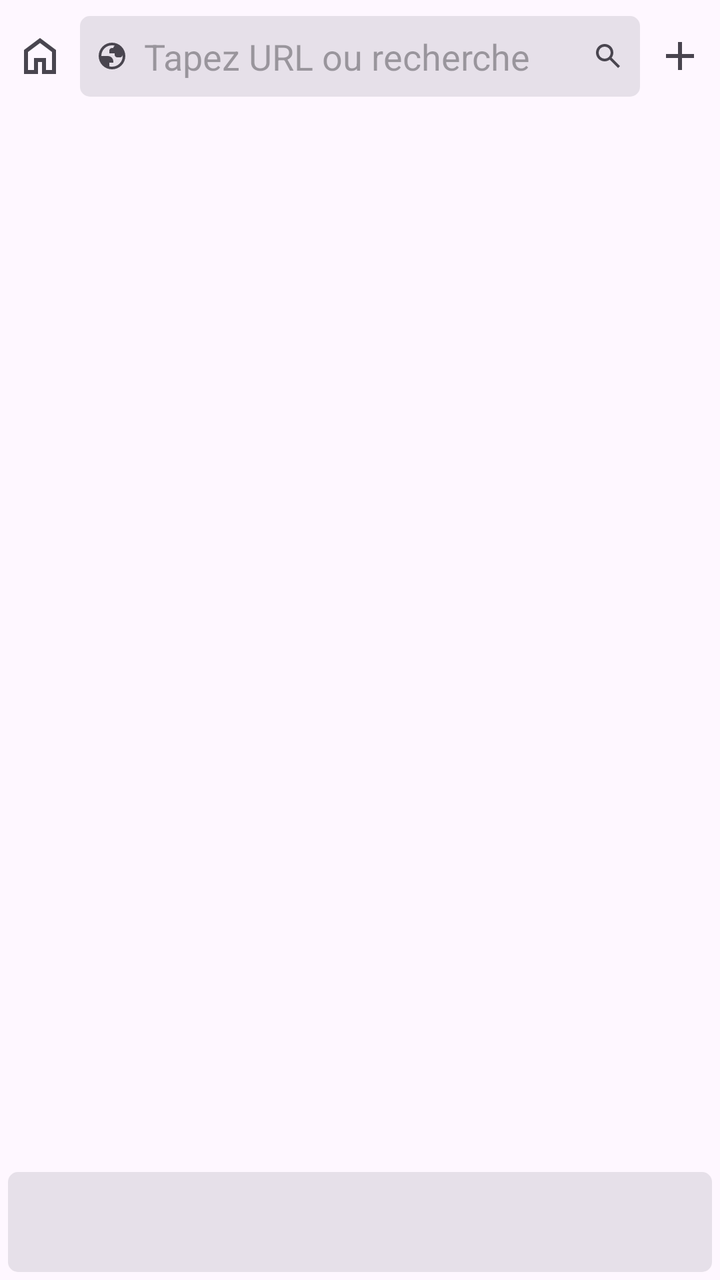
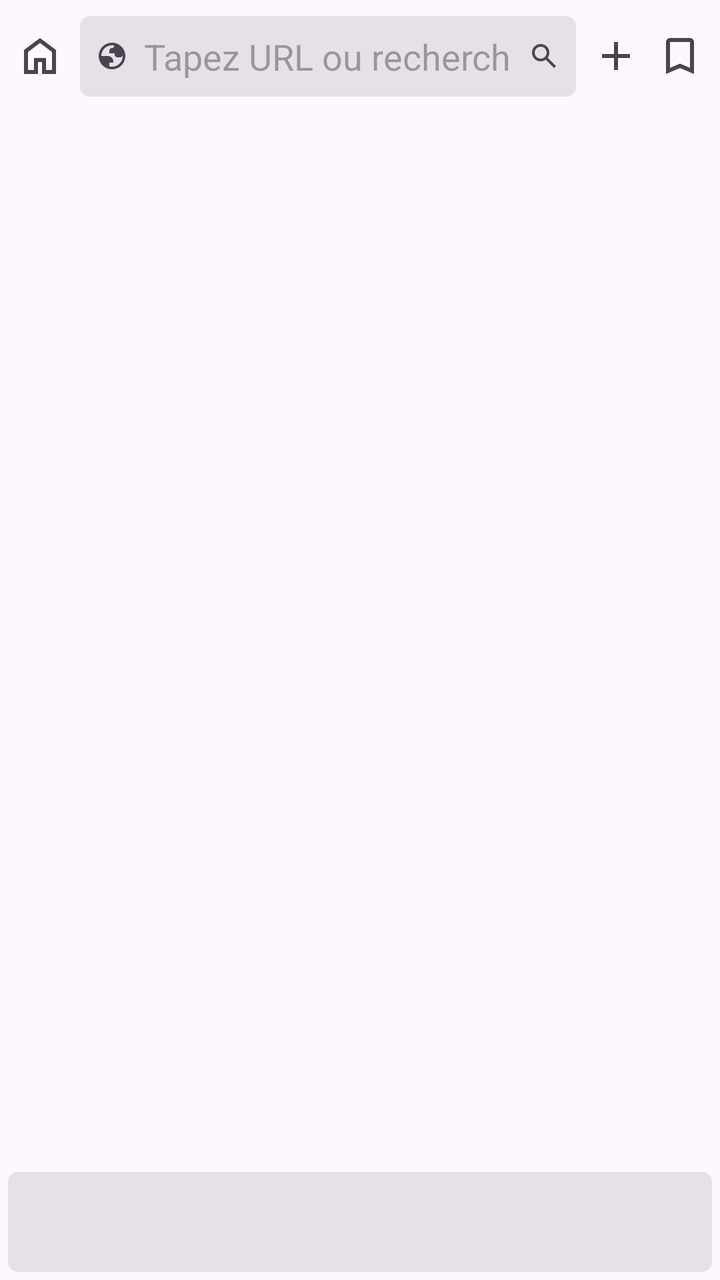

An Android layout rendered at two revisions. The XML below is the earlier revision; the diff shows what the commit changed to produce the second picture.
<!-- AndroidManifest.xml: application theme Theme.Ephemeral -->
<!-- res/layout/activity_main.xml -->
<LinearLayout xmlns:android="http://schemas.android.com/apk/res/android"
    android:id="@+id/main"
    android:layout_width="match_parent"
    android:layout_height="match_parent"
    android:orientation="vertical">

    <LinearLayout
        android:layout_width="match_parent"
        android:layout_height="wrap_content"
        android:gravity="center_vertical"
        android:orientation="horizontal"
        android:padding="8dp">

        <ImageButton
            android:id="@+id/home_btn"
            android:layout_width="wrap_content"
            android:layout_height="wrap_content"
            android:layout_marginEnd="8dp"
            android:background="?attr/selectableItemBackgroundBorderless"
            android:contentDescription="New Tab"
            android:src="@drawable/home_24px" />

        
        <LinearLayout
            android:id="@+id/search_bar"
            android:layout_width="0dp"
            android:layout_height="wrap_content"
            android:layout_weight="1"
            android:background="@drawable/search_bar_bg"
            android:gravity="center_vertical"
            android:orientation="horizontal"
            android:padding="8dp">


            <ImageView
                android:layout_width="24dp"
                android:layout_height="24dp"
                android:paddingEnd="8dp"
                android:src="@drawable/globe_24px" />

            <EditText
                android:id="@+id/urlBar"
                android:layout_width="0dp"
                android:layout_height="wrap_content"
                android:layout_weight="1"
                android:background="@null"
                android:hint="Tapez URL ou recherche"
                android:imeOptions="actionGo"
                android:selectAllOnFocus="true"
                android:singleLine="true" />

            <ImageView
                android:layout_width="24dp"
                android:layout_height="24dp"
                android:paddingStart="8dp"
                android:src="@drawable/search_24px" />


        </LinearLayout>

        <ImageButton
            android:id="@+id/new_tab_btn"
            android:layout_width="wrap_content"
            android:layout_height="wrap_content"
            android:layout_marginStart="8dp"
            android:background="?attr/selectableItemBackgroundBorderless"
            android:contentDescription="New Tab"
            android:src="@drawable/add_24px" />

    </LinearLayout>


    
    <FrameLayout
        android:layout_width="match_parent"
        android:layout_height="0dp"
        android:layout_weight="1">

        
        <FrameLayout
            android:id="@+id/webview_container"
            android:layout_width="match_parent"
            android:layout_height="match_parent" />

        
        <LinearLayout
            android:id="@+id/tab_bar"
            android:layout_width="match_parent"
            android:layout_height="50dp"
            android:layout_gravity="bottom"
            android:layout_margin="4dp"
            android:background="@drawable/tab_bar_bg"
            android:gravity="center"
            android:orientation="horizontal"
            android:padding="8dp"
            android:visibility="visible" />

    </FrameLayout>

</LinearLayout>
<!-- resources referenced by this layout -->
<resources>
  <!-- drawable add_24px (drawable) -->
  <vector xmlns:android="http://schemas.android.com/apk/res/android"
      android:width="24dp"
      android:height="24dp"
      android:viewportWidth="960"
      android:viewportHeight="960"
      android:tint="?attr/colorControlNormal">
    <path
        android:fillColor="@android:color/white"
        android:pathData="M440,520L200,520L200,440L440,440L440,200L520,200L520,440L760,440L760,520L520,520L520,760L440,760L440,520Z"/>
  </vector>
  <!-- drawable home_24px (drawable) -->
  <vector xmlns:android="http://schemas.android.com/apk/res/android"
      android:width="24dp"
      android:height="24dp"
      android:viewportWidth="960"
      android:viewportHeight="960"
      android:tint="?attr/colorControlNormal">
    <path
        android:fillColor="@android:color/white"
        android:pathData="M240,760L360,760L360,520L600,520L600,760L720,760L720,400L480,220L240,400L240,760ZM160,840L160,360L480,120L800,360L800,840L520,840L520,600L440,600L440,840L160,840ZM480,490L480,490L480,490L480,490L480,490L480,490L480,490L480,490L480,490Z"/>
  </vector>
  <!-- drawable search_24px (drawable) -->
  <vector xmlns:android="http://schemas.android.com/apk/res/android"
      android:width="24dp"
      android:height="24dp"
      android:viewportWidth="960"
      android:viewportHeight="960"
      android:tint="?attr/colorControlNormal">
    <path
        android:fillColor="@android:color/white"
        android:pathData="M784,840L532,588Q502,612 463,626Q424,640 380,640Q271,640 195.5,564.5Q120,489 120,380Q120,271 195.5,195.5Q271,120 380,120Q489,120 564.5,195.5Q640,271 640,380Q640,424 626,463Q612,502 588,532L840,784L784,840ZM380,560Q455,560 507.5,507.5Q560,455 560,380Q560,305 507.5,252.5Q455,200 380,200Q305,200 252.5,252.5Q200,305 200,380Q200,455 252.5,507.5Q305,560 380,560Z"/>
  </vector>
  <!-- drawable search_bar_bg (drawable) -->
  <?xml version="1.0" encoding="utf-8"?>
  <shape xmlns:android="http://schemas.android.com/apk/res/android"
  android:shape="rectangle">
  <solid android:color="?attr/colorSurfaceContainerHighest" />
  <corners android:radius="5dp" />
  <stroke
      android:width="?attr/strokeWidth"
      android:color="?attr/strokeColor"
       />
  </shape>
  <!-- drawable tab_bar_bg (drawable) -->
  <?xml version="1.0" encoding="utf-8"?>
  <shape xmlns:android="http://schemas.android.com/apk/res/android"
      android:shape="rectangle">
  
      <solid android:color="?attr/colorSurfaceContainerHighest" />
      <corners android:radius="5dp" />
  </shape>
  <style name="Theme.Ephemeral" parent="Base.Theme.Ephemeral" />
  <style name="Base.Theme.Ephemeral" parent="Theme.Material3.DayNight.NoActionBar">
          
          
      </style>
  <!-- unchanged entries left out for length: 1 -->
</resources>

<!-- the commit's change to res/layout/activity_main.xml (unified diff, before → after) -->
@@ -67,6 +67,15 @@
             android:contentDescription="New Tab"
             android:src="@drawable/add_24px" />
 
+        <ImageButton
+            android:id="@+id/save_session"
+            android:layout_width="wrap_content"
+            android:layout_height="wrap_content"
+            android:layout_marginStart="8dp"
+            android:background="?attr/selectableItemBackgroundBorderless"
+            android:contentDescription="Save session"
+            android:src="@drawable/bookmark_24px" />
+
     </LinearLayout>
 
 
<!-- resource entries referenced after the edit -->
@@ -10,6 +10,17 @@
     <path
         android:fillColor="@android:color/white"
         android:pathData="M440,520L200,520L200,440L440,440L440,200L520,200L520,440L760,440L760,520L520,520L520,760L440,760L440,520Z"/>
+  </vector>
+  <!-- drawable bookmark_24px (drawable) -->
+  <vector xmlns:android="http://schemas.android.com/apk/res/android"
+      android:width="24dp"
+      android:height="24dp"
+      android:viewportWidth="960"
+      android:viewportHeight="960"
+      android:tint="?attr/colorControlNormal">
+    <path
+        android:fillColor="@android:color/white"
+        android:pathData="M200,840L200,200Q200,167 223.5,143.5Q247,120 280,120L680,120Q713,120 736.5,143.5Q760,167 760,200L760,840L480,720L200,840ZM280,718L480,632L680,718L680,200Q680,200 680,200Q680,200 680,200L280,200Q280,200 280,200Q280,200 280,200L280,718ZM280,200L280,200Q280,200 280,200Q280,200 280,200L680,200Q680,200 680,200Q680,200 680,200L680,200L480,200L280,200Z"/>
   </vector>
   <!-- drawable home_24px (drawable) -->
   <vector xmlns:android="http://schemas.android.com/apk/res/android"
